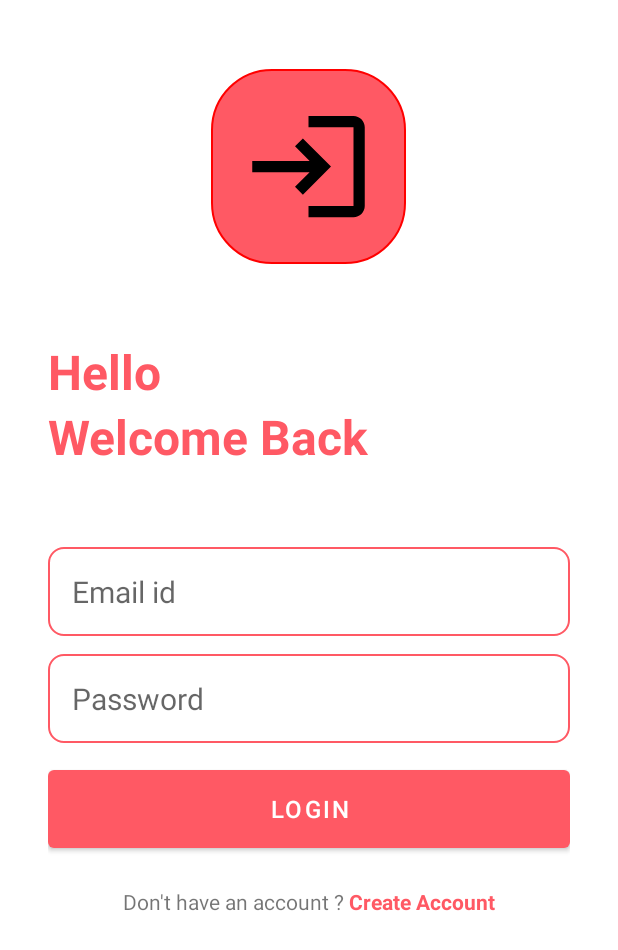
After one commit to Jerald-Joyson/Simple_Diary_App, an Android app: the LoginActivity screen opened directly, with no data from a screen before it, on a phone screen of 412 x 824 dp. The commit adds this screen. Shown: the top 950 px of the screen. Run offline under Robolectric (Android 15) with nearby library versions, the phone set to English and light mode, and no system bars; our stand-ins replace Firebase (no records; nobody signed in at launch, a user with empty details on screens opened directly).

Commit message:
sign up page and login page is created and validation is done and also these two pages are set with our application

```diff
--- a/app/build.gradle
+++ b/app/build.gradle
@@ -1,5 +1,6 @@
 plugins {
     id 'com.android.application'
+    id 'com.google.gms.google-services'
 }
 
 android {
@@ -33,6 +34,7 @@ dependencies {
     implementation 'androidx.appcompat:appcompat:1.6.1'
     implementation 'com.google.android.material:material:1.8.0'
     implementation 'androidx.constraintlayout:constraintlayout:2.1.4'
+    implementation 'com.google.firebase:firebase-auth-ktx:21.3.0'
     testImplementation 'junit:junit:4.13.2'
     androidTestImplementation 'androidx.test.ext:junit:1.1.5'
     androidTestImplementation 'androidx.test.espresso:espresso-core:3.5.1'
--- /dev/null
+++ b/app/src/main/java/com/example/simplediaryapp/LoginActivity.java
@@ -0,0 +1,98 @@
+package com.example.simplediaryapp;
+
+import androidx.annotation.NonNull;
+import androidx.appcompat.app.AppCompatActivity;
+
+import android.content.Intent;
+import android.os.Bundle;
+import android.util.Patterns;
+import android.view.View;
+import android.widget.Button;
+import android.widget.EditText;
+import android.widget.ProgressBar;
+import android.widget.TextView;
+
+import com.google.android.gms.tasks.OnCompleteListener;
+import com.google.android.gms.tasks.Task;
+import com.google.firebase.auth.AuthResult;
+import com.google.firebase.auth.FirebaseAuth;
+
+public class LoginActivity extends AppCompatActivity {
+    EditText emailEditText,passwordEditText;
+    Button loginBtn;
+    ProgressBar progressBar;
+    TextView createAccountBtnTextView;
+    @Override
+    protected void onCreate(Bundle savedInstanceState) {
+        super.onCreate(savedInstanceState);
+        setContentView(R.layout.activity_login);
+
+        emailEditText = findViewById(R.id.email_edit_text);
+        passwordEditText = findViewById(R.id.password_edit_text);
+        loginBtn = findViewById(R.id.login_btn);
+        createAccountBtnTextView = findViewById(R.id.create_account_text_view_btn);
+        progressBar = findViewById(R.id.progress_bar);
+
+        loginBtn.setOnClickListener((v)-> loginUser());
+        createAccountBtnTextView.setOnClickListener((v)-> startActivity(new Intent(LoginActivity.this,CreateAccountActivity.class)));
+
+    }
+    void loginUser(){
+        String email = emailEditText.getText().toString();
+        String password = passwordEditText.getText().toString();
+
+        boolean isValidated = validateData(email,password);
+
+        if (!isValidated){
+            return;
+        }
+
+        loginAccountInFirebase(email,password);
+
+    }
+    void loginAccountInFirebase(String email,String password){
+        FirebaseAuth firebaseAuth = FirebaseAuth.getInstance();
+        changeInProgress(true);
+        firebaseAuth.signInWithEmailAndPassword(email,password).addOnCompleteListener(new OnCompleteListener<AuthResult>() {
+            @Override
+            public void onComplete(@NonNull Task<AuthResult> task) {
+                changeInProgress(false);
+                if (task.isSuccessful()){
+                    //Login Succcessfull
+                    if(firebaseAuth.getCurrentUser().isEmailVerified()){
+                        //go to main activity
+                        startActivity(new Intent(LoginActivity.this,MainActivity.class));
+                        finish();
+                    }else{
+                        Utility.showToast(LoginActivity.this,"Email not verified, Please verify");
+                    }
+                }else{
+                    //Login Failed
+                    Utility.showToast(LoginActivity.this,task.getException().getLocalizedMessage());
+                }
+            }
+        });
+    }
+
+    void changeInProgress(boolean inProgress){
+        if(inProgress){
+            progressBar.setVisibility(View.VISIBLE);
+            loginBtn.setVisibility(View.GONE);
+        }else{
+            progressBar.setVisibility(View.GONE);
+            loginBtn.setVisibility(View.VISIBLE);
+        }
+    }
+
+    boolean validateData( String email,String password){
+        if (!Patterns.EMAIL_ADDRESS.matcher(email).matches()){
+            emailEditText.setError("Invalid Email");
+            return false;
+        }
+        if (password.length()<6){
+            passwordEditText.setError("Password length is invalid");
+            return false;
+        }
+        return true;
+    }
+}
--- /dev/null
+++ b/app/src/main/res/drawable/login.xml
@@ -0,0 +1,5 @@
+<vector android:autoMirrored="true" android:height="24dp"
+    android:tint="#000000" android:viewportHeight="24"
+    android:viewportWidth="24" android:width="24dp" xmlns:android="http://schemas.android.com/apk/res/android">
+    <path android:fillColor="@android:color/white" android:pathData="M11,7L9.6,8.4l2.6,2.6H2v2h10.2l-2.6,2.6L11,17l5,-5L11,7zM20,19h-8v2h8c1.1,0 2,-0.9 2,-2V5c0,-1.1 -0.9,-2 -2,-2h-8v2h8V19z"/>
+</vector>
--- /dev/null
+++ b/app/src/main/res/drawable/rounded_corner_red.xml
@@ -0,0 +1,6 @@
+<?xml version="1.0" encoding="utf-8"?>
+<shape android:shape="rectangle" xmlns:android="http://schemas.android.com/apk/res/android">
+    <stroke android:width="1dp" android:color="#FF0000"/>
+    <corners android:radius="40dp"/>
+    <solid android:color="@color/my_primary"/>
+</shape>
--- /dev/null
+++ b/app/src/main/res/drawable/signin.xml
@@ -0,0 +1,5 @@
+<vector android:height="24dp" android:tint="#000000"
+    android:viewportHeight="24" android:viewportWidth="24"
+    android:width="24dp" xmlns:android="http://schemas.android.com/apk/res/android">
+    <path android:fillColor="@android:color/white" android:pathData="M13,8c0,-2.21 -1.79,-4 -4,-4S5,5.79 5,8s1.79,4 4,4S13,10.21 13,8zM15,10v2h3v3h2v-3h3v-2h-3V7h-2v3H15zM1,18v2h16v-2c0,-2.66 -5.33,-4 -8,-4S1,15.34 1,18z"/>
+</vector>
--- /dev/null
+++ b/app/src/main/res/layout/activity_login.xml
@@ -0,0 +1,121 @@
+<?xml version="1.0" encoding="utf-8"?>
+<RelativeLayout xmlns:android="http://schemas.android.com/apk/res/android"
+    xmlns:app="http://schemas.android.com/apk/res-auto"
+    xmlns:tools="http://schemas.android.com/tools"
+    android:layout_width="match_parent"
+    android:layout_height="match_parent"
+    android:layout_marginVertical="16dp"
+    android:layout_marginHorizontal="32dp"
+    tools:context=".LoginActivity">
+
+    <LinearLayout
+        android:id="@+id/firstLayout1"
+        android:layout_width="130dp"
+        android:layout_height="130dp"
+        android:layout_centerHorizontal="true"
+        android:layout_marginVertical="30dp"
+        android:gravity="center"
+        android:orientation="vertical"
+        android:background="@drawable/rounded_corner_red">
+        <ImageView
+            android:layout_width="90dp"
+            android:layout_height="90dp"
+            android:src="@drawable/login"/>
+    </LinearLayout>
+
+    <LinearLayout
+        android:id="@+id/secondLayout"
+        android:layout_width="match_parent"
+        android:layout_height="wrap_content"
+        android:layout_below="@id/firstLayout1"
+        android:layout_marginVertical="20dp"
+        android:gravity="center"
+        android:orientation="vertical">
+
+        <TextView
+            android:layout_width="match_parent"
+            android:layout_height="wrap_content"
+            android:text="Hello"
+            android:textSize="32dp"
+            android:textColor="@color/my_primary"
+            android:textStyle="bold"/>
+
+        <TextView
+            android:layout_width="match_parent"
+            android:layout_height="wrap_content"
+            android:text="Welcome Back"
+            android:textSize="32dp"
+            android:textColor="@color/my_primary"
+            android:textStyle="bold"/>
+
+    </LinearLayout>
+    <LinearLayout
+        android:layout_width="match_parent"
+        android:id="@+id/form_layout"
+        android:layout_height="wrap_content"
+        android:layout_marginVertical="20dp"
+        android:layout_below="@id/secondLayout"
+        android:orientation="vertical">
+
+        <EditText
+            android:id="@+id/email_edit_text"
+            android:layout_width="match_parent"
+            android:layout_height="wrap_content"
+            android:inputType="textEmailAddress"
+            android:hint="Email id"
+            android:textSize="20sp"
+            android:background="@drawable/rounded_corner"
+            android:padding="16dp"
+            android:layout_marginTop="12dp"/>
+
+        <EditText
+            android:id="@+id/password_edit_text"
+            android:layout_width="match_parent"
+            android:layout_height="wrap_content"
+            android:inputType="textPassword"
+            android:hint="Password"
+            android:textSize="20sp"
+            android:background="@drawable/rounded_corner"
+            android:padding="16dp"
+            android:layout_marginTop="12dp"/>
+
+
+        <com.google.android.material.button.MaterialButton
+            android:layout_width="match_parent"
+            android:layout_height="64dp"
+            android:id="@+id/login_btn"
+            android:text="LOGIN"
+            android:layout_marginTop="12dp"
+            android:textSize="16sp"
+            />
+        <ProgressBar
+            android:layout_width="24dp"
+            android:layout_height="64dp"
+            android:layout_gravity="center"
+            android:layout_marginTop="12dp"
+            android:visibility="gone"
+            android:id="@+id/progress_bar"/>
+
+    </LinearLayout>
+    <LinearLayout
+        android:layout_width="match_parent"
+        android:layout_height="wrap_content"
+        android:layout_below="@id/form_layout"
+        android:orientation="horizontal"
+        android:gravity="center">
+        <TextView
+            android:layout_width="wrap_content"
+            android:layout_height="wrap_content"
+            android:text="Don't have an account ? "/>
+        <TextView
+            android:layout_width="wrap_content"
+            android:layout_height="wrap_content"
+            android:textColor="@color/my_primary"
+            android:textStyle="bold"
+            android:id="@+id/create_account_text_view_btn"
+            android:text="Create Account"/>
+
+    </LinearLayout>
+
+
+</RelativeLayout>
--- a/build.gradle
+++ b/build.gradle
@@ -1,4 +1,8 @@
-// Top-level build file where you can add configuration options common to all sub-projects/modules.
+buildscript {
+    dependencies {
+        classpath 'com.google.gms:google-services:4.3.15'
+    }
+}// Top-level build file where you can add configuration options common to all sub-projects/modules.
 plugins {
     id 'com.android.application' version '7.3.1' apply false
     id 'com.android.library' version '7.3.1' apply false
```
Also changed, not shown: app/src/main/AndroidManifest.xml (+14 -0 lines), app/src/main/java/com/example/simplediaryapp/CreateAccountActivity.java (added, +101 -0 lines), app/src/main/java/com/example/simplediaryapp/SplashActivity.java (+9 -1 lines), app/src/main/java/com/example/simplediaryapp/Utility.java (added, +26 -0 lines), app/src/main/res/layout/activity_create_account.xml (added, +130 -0 lines), 1 other file.
